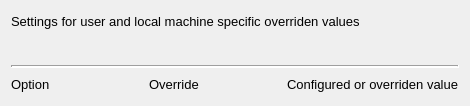
The window that qtgui/exe/res/ui/DmsConfigOptionsWindow.ui (ObjectVision/GeoDMS) describes before a commit, drawn with Qt 5.
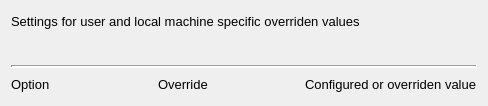
The same window after the commit.

Commit message: font family not longer overruled more space for multiple controls

The edit to the form file:
```diff
--- a/qtgui/exe/res/ui/DmsConfigOptionsWindow.ui
+++ b/qtgui/exe/res/ui/DmsConfigOptionsWindow.ui
@@ -6,7 +6,7 @@
    <rect>
     <x>0</x>
     <y>0</y>
-    <width>470</width>
+    <width>488</width>
     <height>106</height>
    </rect>
   </property>
@@ -32,7 +32,6 @@
       <widget class="QLabel" name="lbl_configured_or_overridden_value">
        <property name="font">
         <font>
-         <family>MS Shell Dlg 2</family>
          <pointsize>10</pointsize>
         </font>
        </property>
@@ -45,7 +44,6 @@
       <widget class="QLabel" name="lbl_override">
        <property name="font">
         <font>
-         <family>MS Shell Dlg 2</family>
          <pointsize>10</pointsize>
         </font>
        </property>
@@ -58,7 +56,6 @@
       <widget class="QLabel" name="lbl_option">
        <property name="font">
         <font>
-         <family>MS Shell Dlg 2</family>
          <pointsize>10</pointsize>
         </font>
        </property>
@@ -88,7 +85,6 @@
       <widget class="QLabel" name="lbl_title">
        <property name="font">
         <font>
-         <family>MS Shell Dlg 2</family>
          <pointsize>10</pointsize>
         </font>
        </property>
```
The commit also changes 2 other files.
